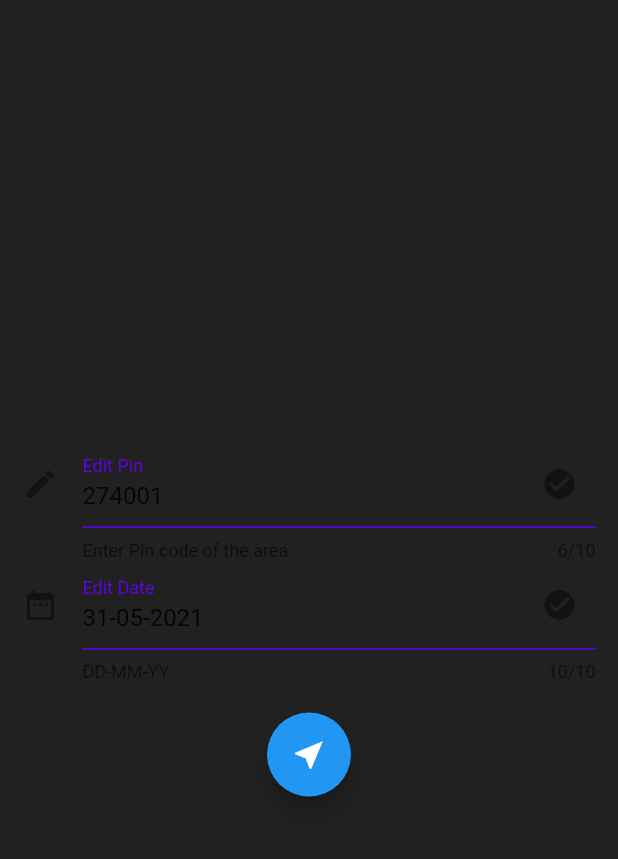
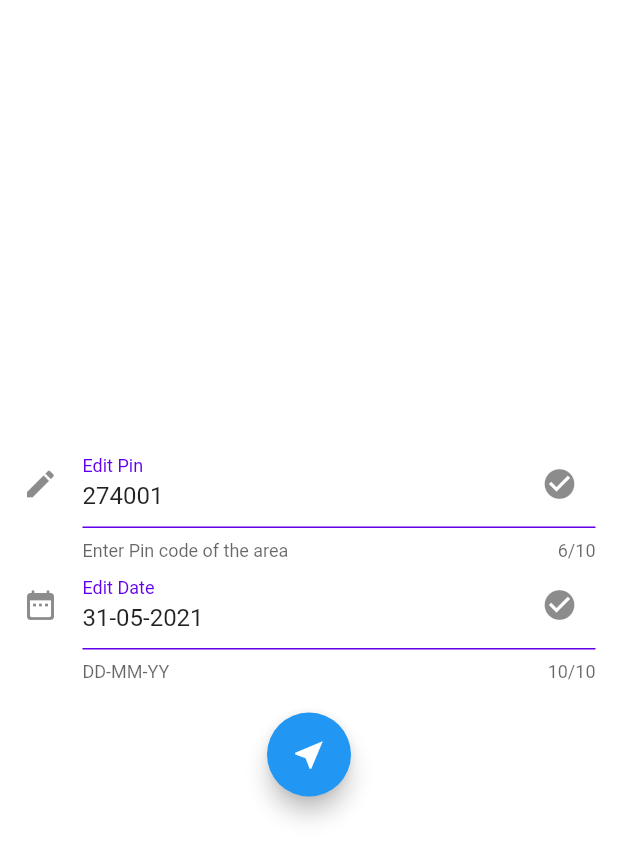
Before and after one commit to Hackathon21/aces, a Flutter app: the CheckVaccine screen opened by its route, on a phone screen of 412 x 824 dp. Shown: the top 859 px of the screen. Run offline on Flutter 3.47's test engine with Material 2 defaults, Android fonts, the phone set to English and light mode, and no system bars; our stand-ins replace flutter_spinkit, flutter_svg, google_maps_flutter; network calls fail.

Commit message:
Final Project Created

```diff
--- a/lib/pages/vaccine_check.dart
+++ b/lib/pages/vaccine_check.dart
@@ -46,7 +46,7 @@
         return new Future.value(true);
       },
       child: Scaffold(
-        backgroundColor: darkTheme.backgroundColor,
+        backgroundColor: Colors.white,
         body: Padding(
           padding: EdgeInsets.all(15.0),
           child: Column(
```
